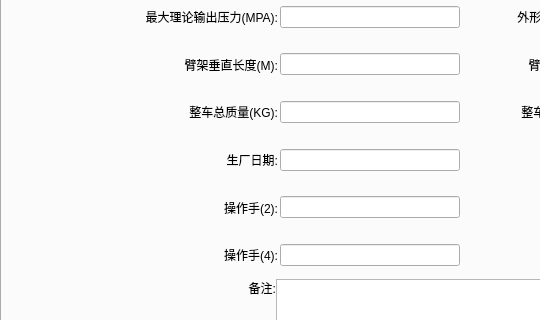
The window that ui/dialog/car/careditdialog.ui (longcp/CarRentalManagement) describes before a commit, drawn with Qt 5; both pictures show x 0 to 540 and y 302 to 622 of the 1010 by 782 pixel window.
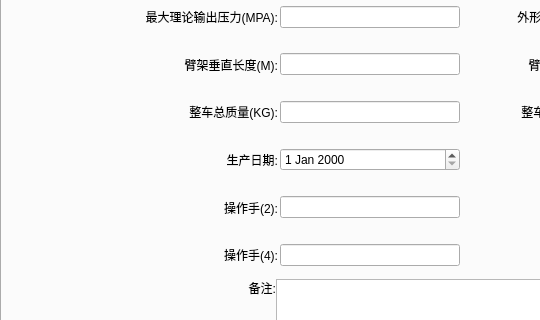
The same window after the commit.

The edit to the form file:
```diff
--- a/ui/dialog/car/careditdialog.ui
+++ b/ui/dialog/car/careditdialog.ui
@@ -1335,7 +1335,7 @@
              </size>
             </property>
             <property name="text">
-             <string>生厂日期:</string>
+             <string>生产日期:</string>
             </property>
             <property name="alignment">
              <set>Qt::AlignRight|Qt::AlignTrailing|Qt::AlignVCenter</set>
@@ -1343,7 +1343,7 @@
            </widget>
           </item>
           <item>
-           <widget class="QLineEdit" name="productionDateLE">
+           <widget class="QDateEdit" name="productDateEdit">
             <property name="minimumSize">
              <size>
               <width>180</width>
```
